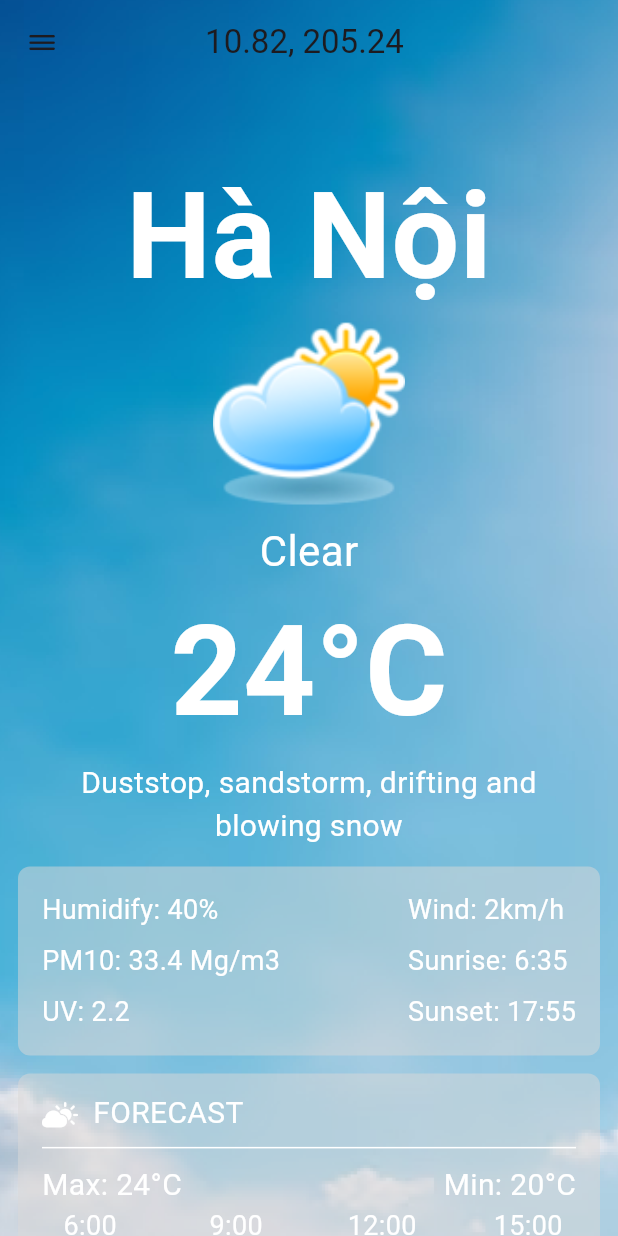
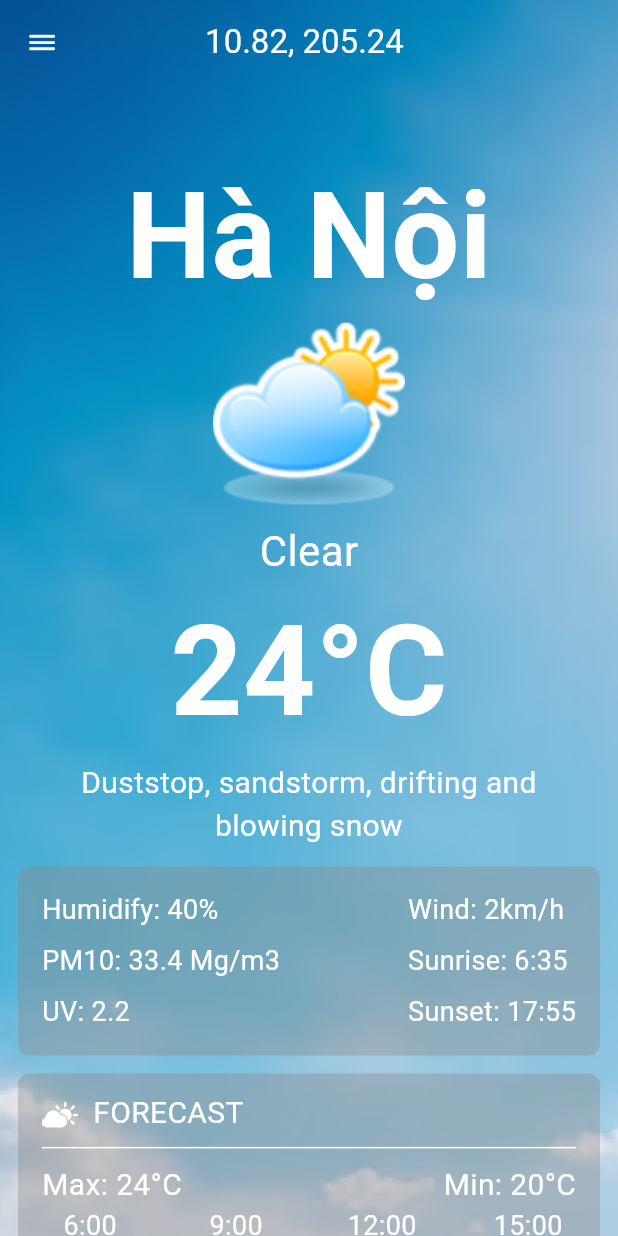
Before and after one commit to PDungz/flutter_learning, a Flutter app: the WeahterTemperature screen opened directly, on a phone screen of 412 x 824 dp. Run offline on Flutter 3.47's test engine with Material 3 defaults, Android fonts, the phone set to English and light mode, and no system bars; our stand-ins replace flutter_svg.

Commit message:
homework fix

```diff
--- a/flutter_basic/lib/homework/weahter_temperature.dart
+++ b/flutter_basic/lib/homework/weahter_temperature.dart
@@ -23,9 +23,10 @@ class ForecastTwoToSing extends StatelessWidget {
     return Container(
       width: double.infinity,
       padding: const EdgeInsets.symmetric(horizontal: 16, vertical: 12),
+      margin: const EdgeInsets.only(bottom: 80),
       decoration: BoxDecoration(
         borderRadius: BorderRadius.circular(8),
-        color: const Color.fromARGB(14, 218, 216, 216).withOpacity(0.5),
+        color: const Color.fromARGB(14, 141, 138, 138).withOpacity(0.4),
       ),
       child: Column(
         children: [
@@ -132,12 +133,16 @@ class WeahterTemperature extends StatelessWidget {
           onPressed: () {},
           icon: const Icon(
             CupertinoIcons.bars,
+            color: Colors.white,
           ),
         ),
         title: Container(
           margin: const EdgeInsets.only(right: 62),
           alignment: Alignment.center,
-          child: Text(local),
+          child: Text(
+            local,
+            style: const TextStyle(color: Colors.white),
+          ),
         ),
       ),
       body: Stack(
@@ -209,8 +214,9 @@ class WeatherDataOneToSing extends StatelessWidget {
           width: double.infinity,
           padding: const EdgeInsets.symmetric(horizontal: 16, vertical: 12),
           decoration: BoxDecoration(
-              borderRadius: BorderRadius.circular(8),
-              color: const Color.fromARGB(14, 218, 216, 216).withOpacity(0.5)),
+            borderRadius: BorderRadius.circular(8),
+            color: const Color.fromARGB(14, 141, 138, 138).withOpacity(0.4),
+          ),
           child: Row(
             mainAxisAlignment: MainAxisAlignment.spaceBetween,
             children: weatherData.map((mapData) {
```
